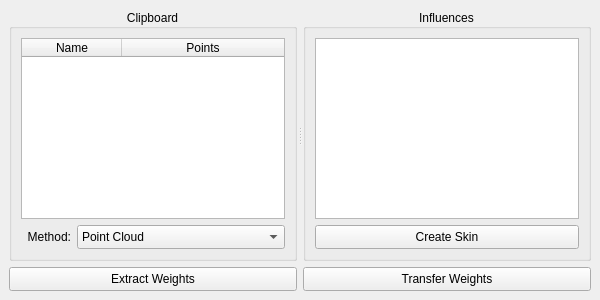
Old version of the form qtransferweights.ui in the repository bhsingleton/eztransferweights.
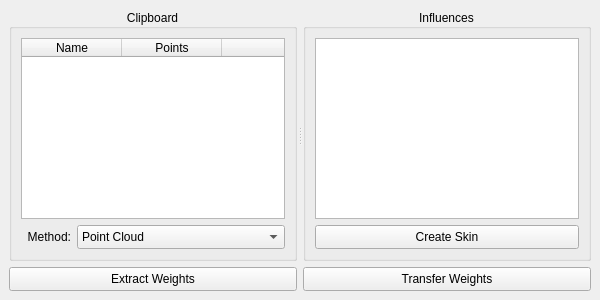
New version of the form.

Commit message: Fixing table headers.

The edit to the form file:
```diff
--- a/qtransferweights.ui
+++ b/qtransferweights.ui
@@ -51,6 +51,9 @@
        <layout class="QVBoxLayout" name="clipboardLayout">
         <item>
          <widget class="QTableWidget" name="clipboardTableWidget">
+          <property name="styleSheet">
+           <string notr="true">QTableWidgetItem { height: 24px; }</string>
+          </property>
           <property name="horizontalScrollBarPolicy">
            <enum>Qt::ScrollBarAlwaysOff</enum>
           </property>
@@ -82,6 +85,11 @@
             <string>Points</string>
            </property>
           </column>
+          <column>
+           <property name="text">
+            <string/>
+           </property>
+          </column>
          </widget>
         </item>
         <item>
```
Left out of the diff: 3 changed lines with no effect on the pictures. The commit also changes 1 other file.
